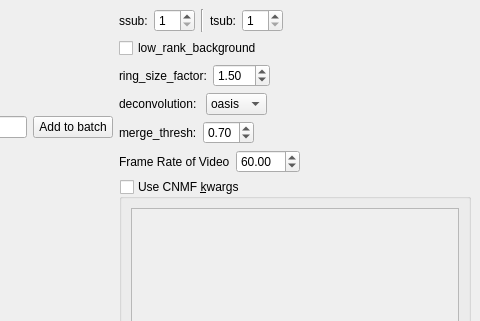
This is mesmerize_napari/ui_files/cnmfe_template.ui in nel-lab/mesmerize-napari as Qt 5 draws it before an edit; both pictures show x 248 to 728 and y 0 to 321 of the 728 by 713 pixel window. The edited form follows.
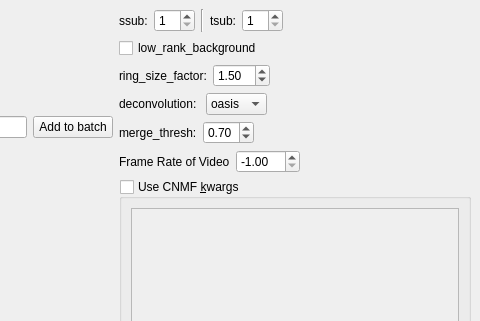
This is the edited form.

The edit to the form file:
```diff
--- a/mesmerize_napari/ui_files/cnmfe_template.ui
+++ b/mesmerize_napari/ui_files/cnmfe_template.ui
@@ -648,11 +648,14 @@
       </item>
       <item>
        <widget class="QDoubleSpinBox" name="doubleSpinBoxFrameRate">
+        <property name="minimum">
+         <double>-1.000000000000000</double>
+        </property>
         <property name="maximum">
          <double>140.000000000000000</double>
         </property>
         <property name="value">
-         <double>60.000000000000000</double>
+         <double>-1.000000000000000</double>
         </property>
        </widget>
       </item>
```
